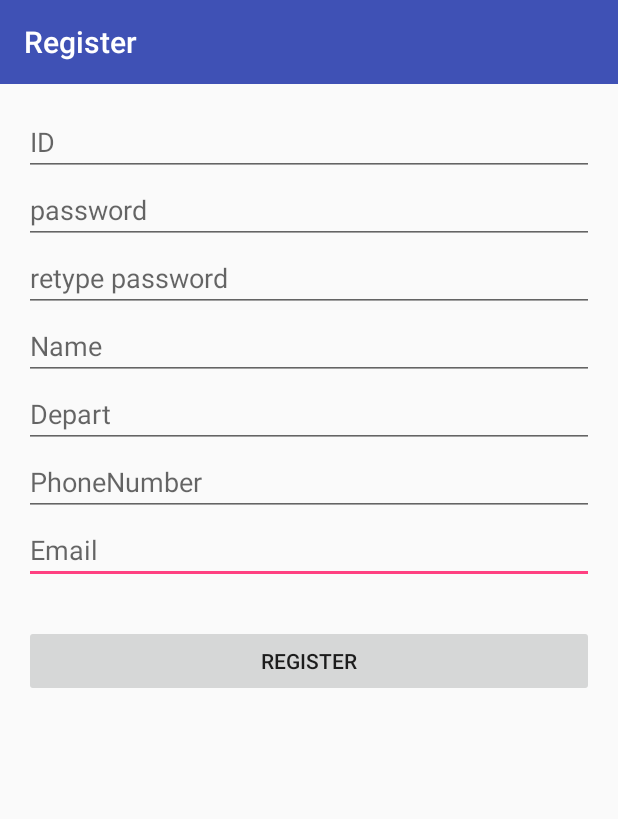
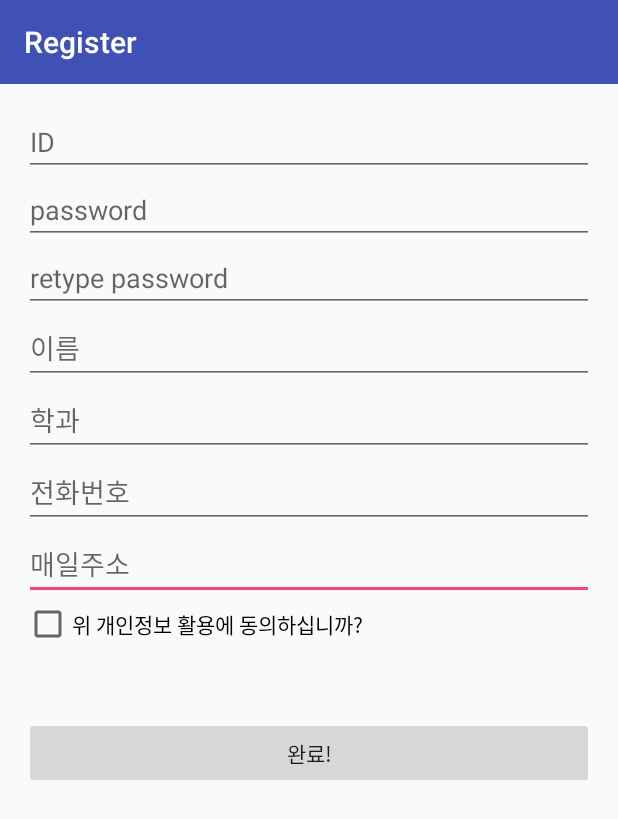
Before and after one commit to usas0s/embeded, an Android app: the Login_Register screen opened directly, with no data from a screen before it, on a phone screen of 412 x 824 dp. Shown: the top 819 px of the screen. Run offline under Robolectric (Android 15) with nearby library versions, the phone set to English and light mode, and no system bars.

Commit message:
Login, Register 수정.

```diff
--- a/app/src/main/java/com/example/mju/embeded/Login_Register.java
+++ b/app/src/main/java/com/example/mju/embeded/Login_Register.java
@@ -11,6 +11,7 @@ import android.support.v7.app.AppCompatActivity;
 import android.os.Bundle;
 import android.view.View;
 import android.view.inputmethod.InputMethodManager;
+import android.widget.CheckBox;
 import android.widget.EditText;
 import android.widget.Toast;
 
@@ -26,6 +27,7 @@ public class Login_Register extends AppCompatActivity {
     private EditText _depart;
     private EditText _phone;
     private EditText _email;
+    private CheckBox ch1;
     private ContentResolver cr;
 
     @Override
@@ -54,6 +56,7 @@ public class Login_Register extends AppCompatActivity {
         String phone = _phone.getText().toString();
         _email =(EditText)findViewById(R.id.register_EMAIL);
         String email = _email.getText().toString();
+        ch1 = (CheckBox)findViewById(R.id.checkBox);
 
         //공백일때.
         if(id.equals("")) {
@@ -127,6 +130,12 @@ public class Login_Register extends AppCompatActivity {
             return;
         }
 
+        //이용약관 동의.
+        if(!ch1.isChecked()){
+            Toast.makeText(this, "이용약관에 동의해주십시오.", Toast.LENGTH_SHORT).show();
+            return;
+        }
+
         //insert
         ContentValues v = new ContentValues();
         v.put(Login_Contract.FeedEntry.COLUMN_NAME_ID, id);
--- a/app/src/main/res/layout/activity_login_register.xml
+++ b/app/src/main/res/layout/activity_login_register.xml
@@ -47,7 +47,7 @@
         android:layout_height="wrap_content"
         android:ems="10"
         android:id="@+id/register_DEPART"
-        android:hint="Depart"
+        android:hint="학과"
         android:layout_below="@+id/register_NAME"
         android:layout_alignParentStart="true"
         android:inputType="text" />
@@ -58,7 +58,7 @@
         android:inputType="phone"
         android:ems="10"
         android:id="@+id/register_PHONE"
-        android:hint="PhoneNumber"
+        android:hint="전화번호"
         android:layout_below="@+id/register_DEPART"
         android:layout_alignParentStart="true" />
 
@@ -68,21 +68,11 @@
         android:inputType="textEmailAddress"
         android:ems="10"
         android:id="@+id/register_EMAIL"
-        android:hint="Email"
+        android:hint="매일주소"
         android:layout_below="@+id/register_PHONE"
         android:layout_alignParentStart="true">
         <requestFocus />
     </EditText>
-
-    <Button
-        android:text="Register"
-        android:layout_width="match_parent"
-        android:layout_height="wrap_content"
-        android:id="@+id/register_DONE"
-        android:onClick="onCilckRegister"
-        android:layout_below="@+id/register_EMAIL"
-        android:layout_alignParentStart="true"
-        android:layout_marginTop="27dp" />
 
     <EditText
         android:layout_width="match_parent"
@@ -90,8 +80,27 @@
         android:inputType="text"
         android:ems="10"
         android:id="@+id/register_NAME"
-        android:hint="Name"
+        android:hint="이름"
         android:layout_below="@+id/register_PASS2"
+        android:layout_alignParentStart="true" />
+
+    <CheckBox
+        android:text="위 개인정보 활용에 동의하십니까?"
+        android:layout_width="wrap_content"
+        android:layout_height="wrap_content"
+        android:layout_below="@+id/register_EMAIL"
+        android:layout_alignParentStart="true"
+        android:id="@+id/checkBox"
+        android:layout_alignParentEnd="true" />
+
+    <Button
+        android:text="완료!"
+        android:layout_width="match_parent"
+        android:layout_height="wrap_content"
+        android:id="@+id/register_DONE"
+        android:onClick="onCilckRegister"
+        android:layout_marginTop="46dp"
+        android:layout_below="@+id/checkBox"
         android:layout_alignParentStart="true" />
 
 
```
